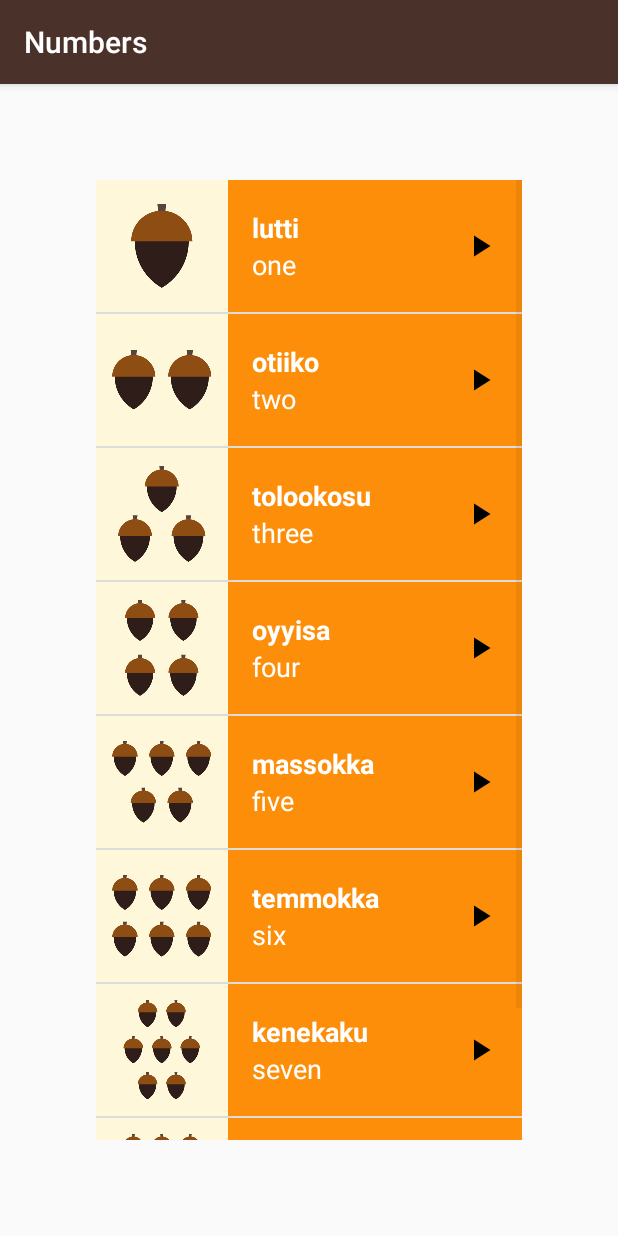
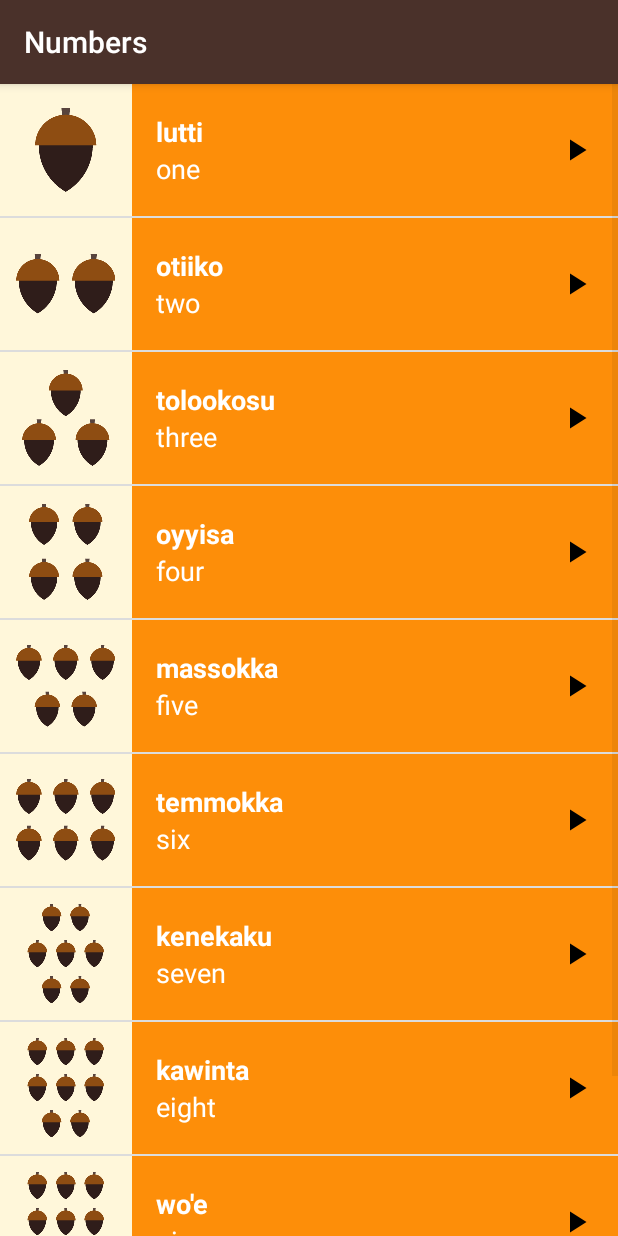
Before and after one commit to abhas1102/ud839_Miwok-Starter-code, an Android app: the NumbersActivity screen opened directly, with no data from a screen before it, on a phone screen of 412 x 824 dp. Run offline under Robolectric (Android 15) with nearby library versions, the phone set to English and light mode, and no system bars.

Commit message:
Final code with some minor update

```diff
--- a/app/src/main/res/layout/activity_colors.xml
+++ b/app/src/main/res/layout/activity_colors.xml
@@ -4,10 +4,7 @@
     android:id="@+id/colors"
     android:layout_width="match_parent"
     android:layout_height="match_parent"
-    android:paddingBottom="@dimen/activity_vertical_margin"
-    android:paddingLeft="@dimen/activity_horizontal_margin"
-    android:paddingRight="@dimen/activity_horizontal_margin"
-    android:paddingTop="@dimen/activity_vertical_margin"
+
     tools:context="com.example.android.miwok.ColorsActivity">
 
 </ListView>
--- a/app/src/main/res/layout/activity_family.xml
+++ b/app/src/main/res/layout/activity_family.xml
@@ -2,12 +2,10 @@
 <ListView xmlns:android="http://schemas.android.com/apk/res/android"
     xmlns:tools="http://schemas.android.com/tools"
     android:id="@+id/family"
+    android:orientation="vertical"
     android:layout_width="match_parent"
     android:layout_height="match_parent"
-    android:paddingBottom="@dimen/activity_vertical_margin"
-    android:paddingLeft="@dimen/activity_horizontal_margin"
-    android:paddingRight="@dimen/activity_horizontal_margin"
-    android:paddingTop="@dimen/activity_vertical_margin"
+
     tools:context="com.example.android.miwok.ColorsActivity">
 
 </ListView>
--- a/app/src/main/res/layout/activity_numbers.xml
+++ b/app/src/main/res/layout/activity_numbers.xml
@@ -5,8 +5,5 @@
     android:orientation="vertical"
     android:layout_width="match_parent"
     android:layout_height="match_parent"
-    android:paddingBottom="@dimen/activity_vertical_margin"
-    android:paddingLeft="@dimen/activity_horizontal_margin"
-    android:paddingRight="@dimen/activity_horizontal_margin"
-    android:paddingTop="@dimen/activity_vertical_margin"
+
     tools:context="com.example.android.miwok.NumbersActivity"/>
--- a/app/src/main/res/layout/activity_phrases.xml
+++ b/app/src/main/res/layout/activity_phrases.xml
@@ -4,10 +4,7 @@
     android:id="@+id/phrases"
     android:layout_width="match_parent"
     android:layout_height="match_parent"
-    android:paddingBottom="@dimen/activity_vertical_margin"
-    android:paddingLeft="@dimen/activity_horizontal_margin"
-    android:paddingRight="@dimen/activity_horizontal_margin"
-    android:paddingTop="@dimen/activity_vertical_margin"
+
     tools:context="com.example.android.miwok.PhrasesActivity">
 
 </ListView>
```
